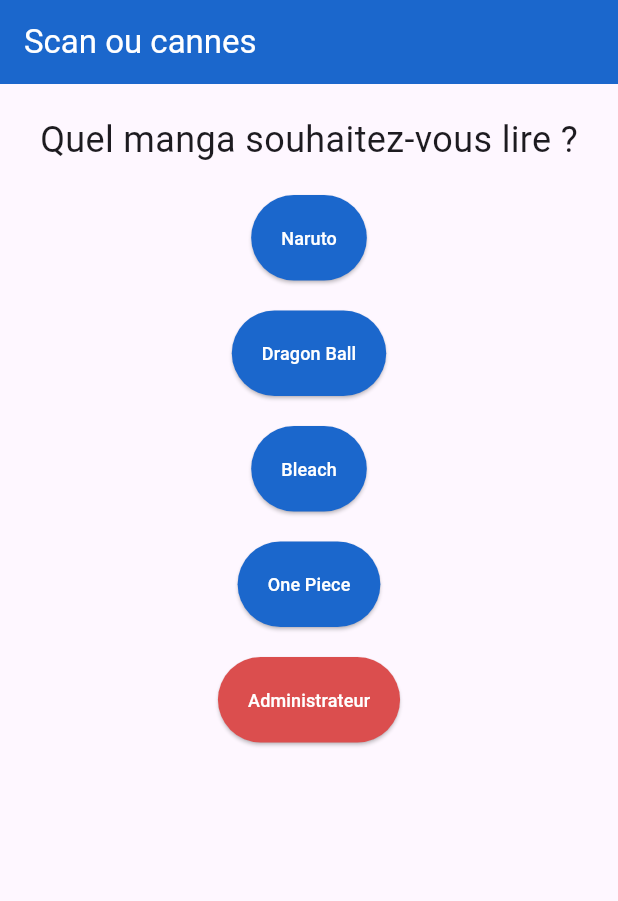
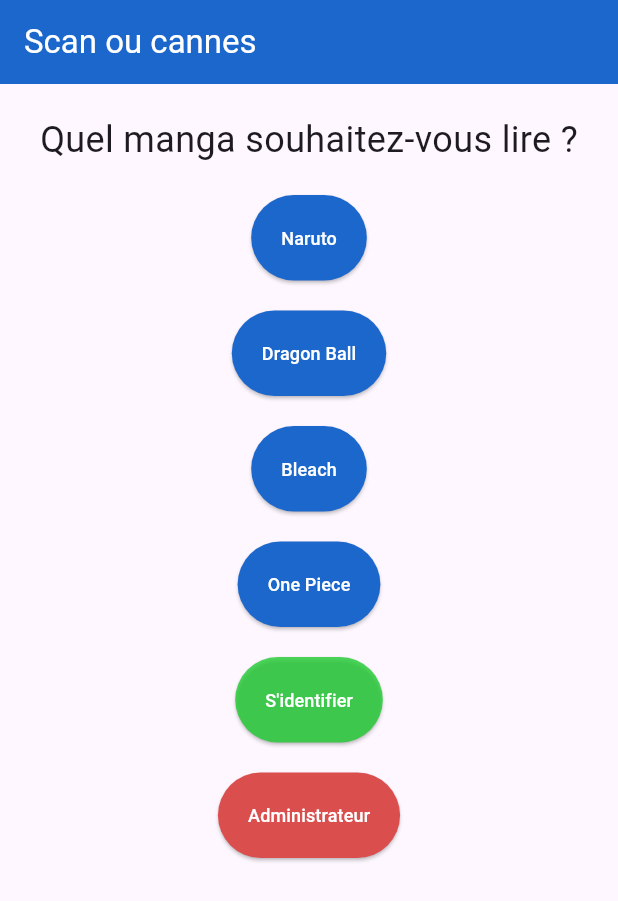
Before and after one commit to thomasvld/Mobile-App-Flutter, a Flutter app: the screen it shows after launch, on a phone screen of 412 x 824 dp. Shown: the top 901 px of the screen. Run offline on Flutter 3.47's test engine with Material 3 defaults, Android fonts, the phone set to English and light mode, and no system bars; our stand-ins replace geocoding, geolocator, image_picker.

Commit message:
Création du bouton et de la page pour s'identifier A faire : connexion API

```diff
--- a/lib/pages/HomePage.dart
+++ b/lib/pages/HomePage.dart
@@ -2,6 +2,7 @@
 import 'package:app_mobile/pages/PageAdmin.dart';
 import 'package:app_mobile/pages/PageBleach.dart';
 import 'package:app_mobile/pages/PageDragonBall.dart';
+import 'package:app_mobile/pages/PageIdentifier.dart';
 import 'package:app_mobile/pages/PageNaruto.dart';
 import 'package:app_mobile/pages/PageOnePiece.dart';
 import 'package:flutter/material.dart';
@@ -108,6 +109,23 @@
               style: ButtonStyle(
                   padding: MaterialStatePropertyAll(EdgeInsets.all(20)),
                   backgroundColor: MaterialStatePropertyAll(
+                      Color.fromARGB(199, 27, 204, 45))),
+              onPressed: () {
+                Navigator.push(
+                    context,
+                    PageRouteBuilder(
+                        pageBuilder: (_, __, ___) => PageIdentifier()));
+              },
+              child: Text(
+                "S'identifier",
+                style: TextStyle(
+                    fontSize: 12, color: Color.fromARGB(255, 255, 255, 255)),
+              )),
+          Padding(padding: EdgeInsets.only(top: 20)),
+          ElevatedButton(
+              style: ButtonStyle(
+                  padding: MaterialStatePropertyAll(EdgeInsets.all(20)),
+                  backgroundColor: MaterialStatePropertyAll(
                       Color.fromARGB(255, 219, 78, 78))),
               onPressed: () {
                 Navigator.push(context,
```
Also changed, not shown: lib/pages/PageIdentifier.dart (added, +16 -0 lines).
